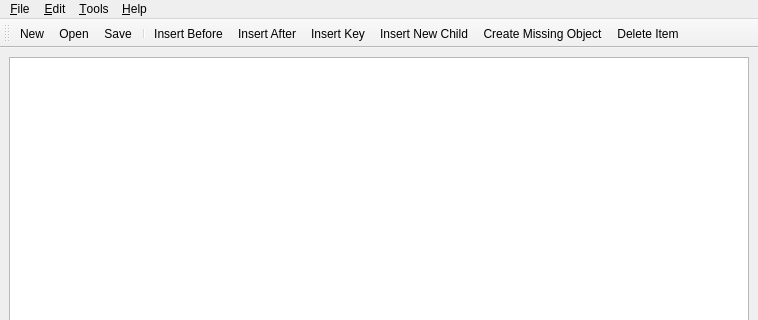
Above: src/podofobrowserbase.ui from KubaO/podofobrowser before the change; both pictures show x 0 to 758 and y 0 to 320 of the 758 by 616 pixel window. Below: the same form after it.
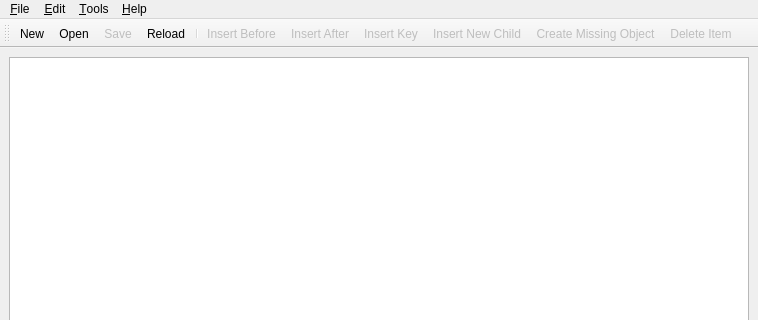
That is the form after the change. Icons and pictures are not drawn.

Commit message: - Add file->reload to discard any changes made to a PDF and re-load it - Add edit menu entry to force model reset (for debugging)

The edit to the form file:
```diff
--- a/src/podofobrowserbase.ui
+++ b/src/podofobrowserbase.ui
@@ -149,6 +149,7 @@
    <addaction name="fileNewAction" />
    <addaction name="fileOpenAction" />
    <addaction name="fileSaveAction" />
+   <addaction name="fileReloadAction" />
    <addaction name="separator" />
    <addaction name="actionInsert_Before" />
    <addaction name="actionInsert_After" />
@@ -242,6 +243,9 @@
    </property>
   </action>
   <action name="fileSaveAction" >
+   <property name="enabled" >
+    <bool>false</bool>
+   </property>
    <property name="icon" >
     <iconset resource="podofobrowserrsrc.qrc" >:/icons/filesave.png</iconset>
    </property>
@@ -332,6 +336,9 @@
    </property>
   </action>
   <action name="actionInsert_Before" >
+   <property name="enabled" >
+    <bool>false</bool>
+   </property>
    <property name="icon" >
     <iconset resource="podofobrowserrsrc.qrc" >:/icons/insert_elem_above.png</iconset>
    </property>
@@ -340,6 +347,9 @@
    </property>
   </action>
   <action name="actionInsert_After" >
+   <property name="enabled" >
+    <bool>false</bool>
+   </property>
    <property name="icon" >
     <iconset resource="podofobrowserrsrc.qrc" >:/icons/insert_elem_below.png</iconset>
    </property>
@@ -348,6 +358,9 @@
    </property>
   </action>
   <action name="actionInsert_Child" >
+   <property name="enabled" >
+    <bool>false</bool>
+   </property>
    <property name="icon" >
     <iconset resource="podofobrowserrsrc.qrc" >:/icons/insert_child.png</iconset>
    </property>
@@ -356,6 +369,9 @@
    </property>
   </action>
   <action name="actionRemove_Item" >
+   <property name="enabled" >
+    <bool>false</bool>
+   </property>
    <property name="icon" >
     <iconset resource="podofobrowserrsrc.qrc" >:/icons/deleteitem.png</iconset>
    </property>
@@ -364,6 +380,9 @@
    </property>
   </action>
   <action name="actionCreate_Missing_Object" >
+   <property name="enabled" >
+    <bool>false</bool>
+   </property>
    <property name="icon" >
     <iconset resource="podofobrowserrsrc.qrc" >:/icons/fix_dangling_reference.png</iconset>
    </property>
@@ -372,6 +391,9 @@
    </property>
   </action>
   <action name="actionInsert_Key" >
+   <property name="enabled" >
+    <bool>false</bool>
+   </property>
    <property name="icon" >
     <iconset resource="podofobrowserrsrc.qrc" >:/icons/insert_key.png</iconset>
    </property>
@@ -379,6 +401,19 @@
     <string>Insert &amp;Key</string>
    </property>
   </action>
+  <action name="fileReloadAction" >
+   <property name="icon" >
+    <iconset resource="podofobrowserrsrc.qrc" >:/icons/reload.png</iconset>
+   </property>
+   <property name="text" >
+    <string>Reload</string>
+   </property>
+  </action>
+  <action name="actionRefreshView" >
+   <property name="text" >
+    <string>Refresh View (DEBUG)</string>
+   </property>
+  </action>
  </widget>
  <layoutdefault spacing="6" margin="11" />
  <resources>
```
Left out of the diff: 28 changed lines with no effect on the pictures. The commit also changes 7 other files.
